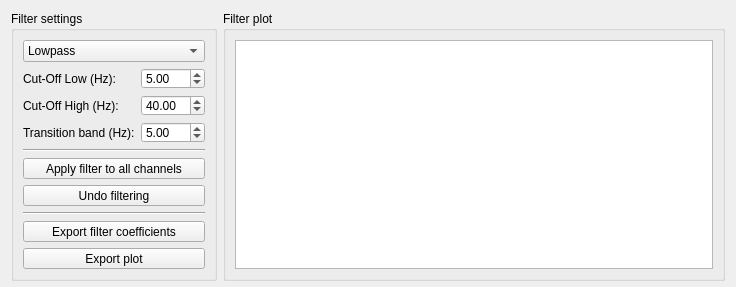
Qt form applications/mne_browse_raw_qt/Windows/filterwindow.ui (mne-tools/mne-cpp) before a commit.
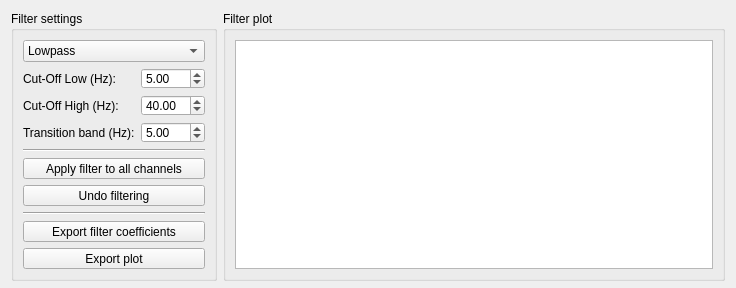
The same form after that commit.

Patch:
```diff
--- a/applications/mne_browse_raw_qt/Windows/filterwindow.ui
+++ b/applications/mne_browse_raw_qt/Windows/filterwindow.ui
@@ -7,7 +7,7 @@
     <x>0</x>
     <y>0</y>
     <width>736</width>
-    <height>287</height>
+    <height>288</height>
    </rect>
   </property>
   <property name="sizePolicy">
@@ -19,13 +19,13 @@
   <property name="minimumSize">
    <size>
     <width>469</width>
-    <height>257</height>
+    <height>288</height>
    </size>
   </property>
   <property name="maximumSize">
    <size>
     <width>16777215</width>
-    <height>504</height>
+    <height>288</height>
    </size>
   </property>
   <property name="windowTitle">
```
